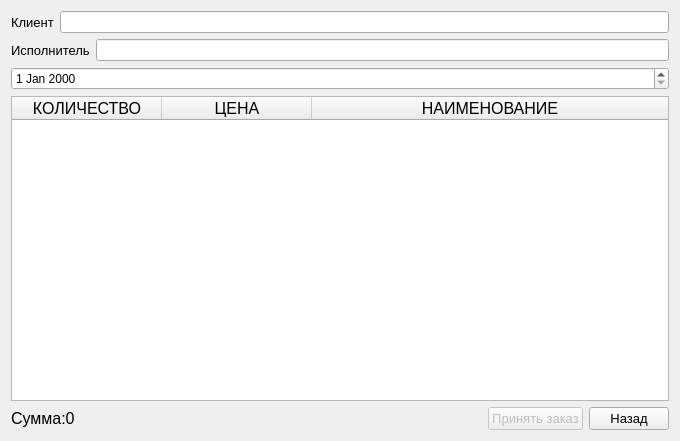
This is code/form_for_give_order.ui in Alex-Sidorov/SEFOLL as Qt 5 draws it before an edit. The edited form follows.
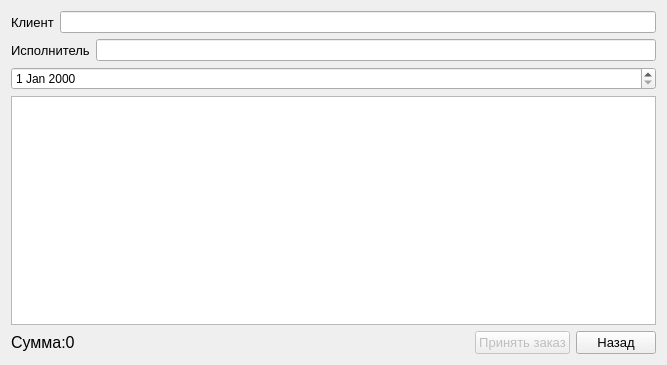
This is the edited form.

Patch:
```diff
--- a/code/form_for_give_order.ui
+++ b/code/form_for_give_order.ui
@@ -6,8 +6,8 @@
    <rect>
     <x>0</x>
     <y>0</y>
-    <width>680</width>
-    <height>441</height>
+    <width>667</width>
+    <height>365</height>
    </rect>
   </property>
   <property name="windowTitle">
@@ -141,7 +141,7 @@
       <bool>false</bool>
      </property>
      <attribute name="horizontalHeaderVisible">
-      <bool>true</bool>
+      <bool>false</bool>
      </attribute>
      <attribute name="horizontalHeaderCascadingSectionResizes">
       <bool>false</bool>
```
Left out of the diff: 2 changed lines with no effect on the pictures.
